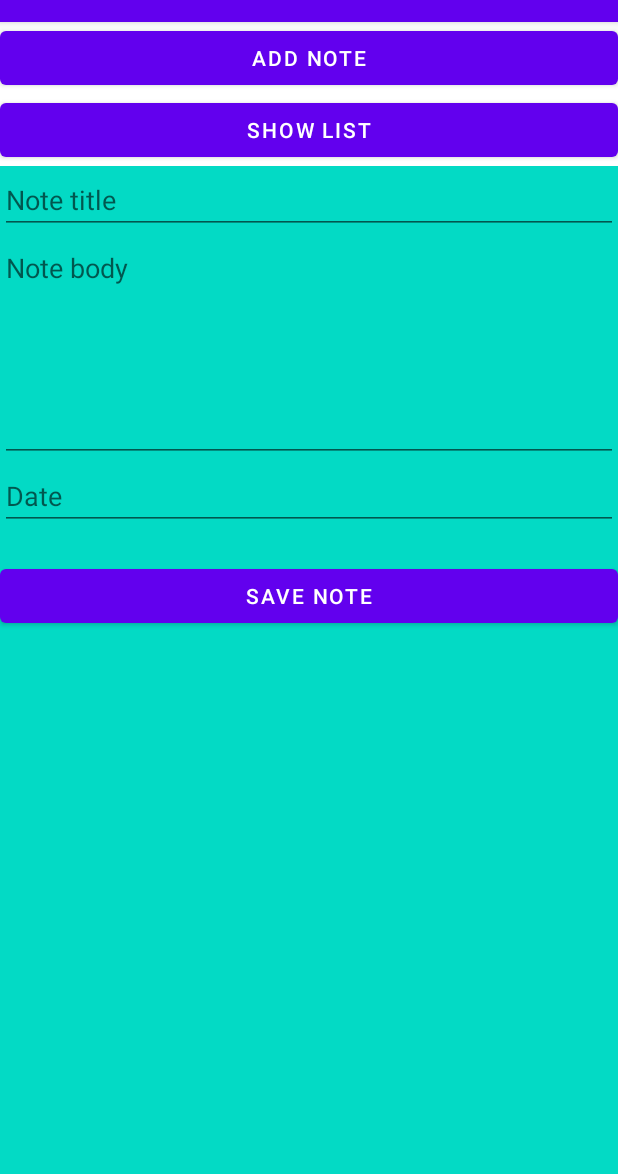
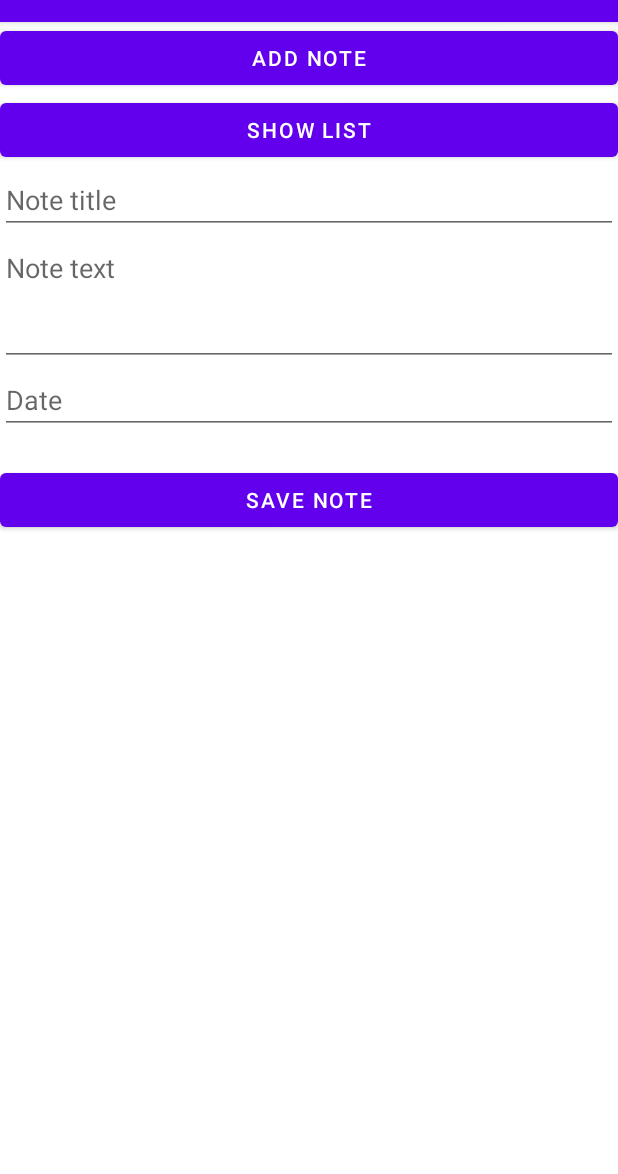
Before and after one commit to Elbrain/GeekNotepad, an Android app: the screen it shows after launch (MainActivity), after a tap on "ADD NOTE", on a phone screen of 412 x 824 dp, the part 62-1236 px from its top. Run offline under Robolectric (Android 15) with nearby library versions, the phone set to English and light mode, and no system bars.

Commit message:
Добавил два фрагмента в горизонтальном положение. Но работает как то странно.

```diff
--- a/app/src/main/java/uk/org/websolution/geeknotepad/ListOfNotes.java
+++ b/app/src/main/java/uk/org/websolution/geeknotepad/ListOfNotes.java
@@ -16,7 +16,6 @@ import java.util.ArrayList;
 public class ListOfNotes extends Fragment {
 
     private static final String ARG_NOTES = "ARG_NOTES";
-    private static final String TAG = "@@@ ListOfNotes";
     private ArrayList<NoteEntity> allNotes;
 
     public ListOfNotes() {
@@ -27,7 +26,6 @@ public class ListOfNotes extends Fragment {
         Bundle args = new Bundle();
         args.putParcelableArrayList(ARG_NOTES, notesList);
         fragment.setArguments(args);
-        fragment.getArguments();
         return fragment;
     }
 
@@ -49,11 +47,13 @@ public class ListOfNotes extends Fragment {
         if (getArguments() != null) {
             allNotes = getArguments().getParcelableArrayList(ARG_NOTES);
             LinearLayout layoutView = (LinearLayout) view;
+
             for (int i = 0; i < allNotes.size(); i++) {
                 TextView tv = new TextView(getContext());
                 tv.setText(allNotes.get(i).getTitle());
                 tv.setTextSize(30);
                 int finalI = i;
+
                 tv.setOnClickListener(v -> {
                     ShowNoteController controller = (ShowNoteController) getActivity();
                     controller.showNote(allNotes.get(finalI));
--- a/app/src/main/java/uk/org/websolution/geeknotepad/MainActivity.java
+++ b/app/src/main/java/uk/org/websolution/geeknotepad/MainActivity.java
@@ -3,17 +3,17 @@ package uk.org.websolution.geeknotepad;
 import androidx.annotation.NonNull;
 import androidx.appcompat.app.AppCompatActivity;
 
+import android.content.res.Configuration;
 import android.os.Bundle;
-import android.os.PersistableBundle;
 import android.view.View;
 
 import java.util.ArrayList;
-import java.util.List;
 
 public class MainActivity extends AppCompatActivity implements NoteController, ShowNoteController {
 
     protected ArrayList<NoteEntity> notesList = new ArrayList<>();
     private static final String NOTE_KEY = "noteKey";
+
 
 
     @Override
@@ -40,11 +40,22 @@ public class MainActivity extends AppCompatActivity implements NoteController, S
             @Override
             public void onClick(View v) {
                 AddNote addNote = new AddNote();
+                boolean isLandscape = getResources().getConfiguration().orientation == Configuration.ORIENTATION_LANDSCAPE;
+                if (isLandscape){
+                    getSupportFragmentManager()
+                            .beginTransaction()
+                            .replace(R.id.fragment_container_details, addNote)
+                            .addToBackStack(null)
+                            .commit();
+                }
+                else {
                     getSupportFragmentManager()
                             .beginTransaction()
                             .replace(R.id.fragment_container, addNote)
                             .addToBackStack(null)
                             .commit();
+                }
+
             }
         });
 
@@ -84,7 +95,16 @@ public class MainActivity extends AppCompatActivity implements NoteController, S
 
     @Override
     public void showNote(NoteEntity note) {
+        boolean isLandscape = getResources().getConfiguration().orientation == Configuration.ORIENTATION_LANDSCAPE;
         NoteInfo noteInfo = NoteInfo.newInstance(note);
+        if (isLandscape){
+            getSupportFragmentManager()
+                    .beginTransaction()
+                    .replace(R.id.fragment_container_details, noteInfo)
+                    .addToBackStack(null)
+                    .commit();
+        }
+        else{
             getSupportFragmentManager()
                     .beginTransaction()
                     .replace(R.id.fragment_container, noteInfo)
@@ -92,3 +112,4 @@ public class MainActivity extends AppCompatActivity implements NoteController, S
                     .commit();
         }
     }
+}
--- /dev/null
+++ b/app/src/main/res/layout-land/activity_main.xml
@@ -0,0 +1,48 @@
+<?xml version="1.0" encoding="utf-8"?>
+<androidx.appcompat.widget.LinearLayoutCompat xmlns:android="http://schemas.android.com/apk/res/android"
+
+    android:layout_width="match_parent"
+    android:layout_height="match_parent"
+    android:layout_gravity="center"
+    android:orientation="horizontal">
+
+    <androidx.appcompat.widget.LinearLayoutCompat
+        android:layout_width="match_parent"
+        android:layout_height="match_parent"
+        android:layout_weight="1"
+        android:orientation="vertical">
+
+        <com.google.android.material.button.MaterialButton
+            android:id="@+id/button_show_list"
+            android:layout_width="match_parent"
+            android:layout_height="wrap_content"
+            android:text="@string/show_list" />
+
+        <FrameLayout
+            android:id="@+id/fragment_container"
+            android:layout_width="match_parent"
+            android:layout_height="match_parent"
+            android:background="@color/purple_200" />
+    </androidx.appcompat.widget.LinearLayoutCompat>
+
+    <androidx.appcompat.widget.LinearLayoutCompat
+        android:layout_width="match_parent"
+        android:layout_height="match_parent"
+        android:layout_weight="1"
+        android:orientation="vertical">
+
+        <com.google.android.material.button.MaterialButton
+            android:id="@+id/button_new_note"
+            android:layout_width="match_parent"
+            android:layout_height="wrap_content"
+            android:text="@string/add_note" />
+
+
+        <FrameLayout
+            android:id="@+id/fragment_container_details"
+            android:layout_width="match_parent"
+            android:layout_height="match_parent" />
+    </androidx.appcompat.widget.LinearLayoutCompat>
+
+
+</androidx.appcompat.widget.LinearLayoutCompat>
--- a/app/src/main/res/layout/activity_main.xml
+++ b/app/src/main/res/layout/activity_main.xml
@@ -12,13 +12,13 @@
         android:id="@+id/button_new_note"
         android:layout_width="match_parent"
         android:layout_height="wrap_content"
-        android:text="Add note" />
+        android:text="@string/add_note" />
 
     <Button
         android:id="@+id/button_show_list"
         android:layout_width="match_parent"
         android:layout_height="wrap_content"
-        android:text="Show list" />
+        android:text="@string/show_list" />
 
     <FrameLayout
         android:id="@+id/fragment_container"
--- a/app/src/main/res/layout/fragment_add_note.xml
+++ b/app/src/main/res/layout/fragment_add_note.xml
@@ -3,7 +3,7 @@
     xmlns:tools="http://schemas.android.com/tools"
     android:layout_width="match_parent"
     android:layout_height="match_parent"
-    android:background="@color/teal_200"
+    android:background="#FFFFFF"
     tools:context=".AddNote">
 
     <LinearLayout
@@ -16,7 +16,7 @@
             android:layout_width="match_parent"
             android:layout_height="wrap_content"
             android:inputType="textPersonName"
-            android:hint="Note title" />
+            android:hint="@string/note_title" />
 
         <EditText
             android:id="@+id/editTextTextNoteBody"
@@ -24,14 +24,14 @@
             android:layout_height="wrap_content"
             android:inputType="textMultiLine"
             android:gravity="start"
-            android:minLines="6"
-            android:hint="Note body"/>
+            android:minLines="3"
+            android:hint="@string/note_text"/>
 
         <EditText
             android:id="@+id/editTextNoteDate"
             android:layout_width="match_parent"
             android:layout_height="wrap_content"
-            android:hint="Date"
+            android:hint="@string/date"
             android:inputType="date" />
 
         <com.google.android.material.button.MaterialButton
@@ -39,6 +39,6 @@
             android:layout_width="match_parent"
             android:layout_height="wrap_content"
             android:layout_marginTop="20dp"
-            android:text="Save note" />
+            android:text="@string/save_note" />
     </LinearLayout>
 </FrameLayout>
--- a/app/src/main/res/layout/fragment_list_of_notes.xml
+++ b/app/src/main/res/layout/fragment_list_of_notes.xml
@@ -5,7 +5,6 @@
     android:layout_width="match_parent"
     android:layout_height="match_parent"
     android:padding="20dp"
-    android:backgroundTint="#47410D"
-    android:background="#CDDC39"
+    android:backgroundTint="#FFFFFF"
     tools:context=".ListOfNotes">
 </LinearLayout>
--- a/app/src/main/res/layout/fragment_note_info.xml
+++ b/app/src/main/res/layout/fragment_note_info.xml
@@ -12,7 +12,6 @@
         android:id="@+id/NoteTitle"
         android:layout_width="match_parent"
         android:layout_height="wrap_content"
-        android:text="TextView"
         android:layout_marginBottom="20dp"
         android:textSize="40sp" />
 
@@ -20,7 +19,6 @@
         android:id="@+id/NoteBody"
         android:layout_width="wrap_content"
         android:layout_height="wrap_content"
-        android:text="TextView"
         android:layout_marginBottom="10dp"
         android:textSize="18sp" />
 
@@ -28,9 +26,6 @@
         android:id="@+id/NoteDate"
         android:layout_width="wrap_content"
         android:layout_height="wrap_content"
-        android:text="TextView"
         android:textSize="12sp" />
 
-
-
 </LinearLayout>
--- a/app/src/main/res/values/strings.xml
+++ b/app/src/main/res/values/strings.xml
@@ -2,4 +2,10 @@
     <string name="app_name">Geek Notepad</string>
     <!-- TODO: Remove or change this placeholder text -->
     <string name="hello_blank_fragment">Hello blank fragment</string>
+    <string name="note_title">Note title</string>
+    <string name="note_text">Note text</string>
+    <string name="date">Date</string>
+    <string name="save_note">Save note</string>
+    <string name="show_list">Show list</string>
+    <string name="add_note">Add note</string>
 </resources>
```
Lines whose indentation alone changed are shown as unchanged.
